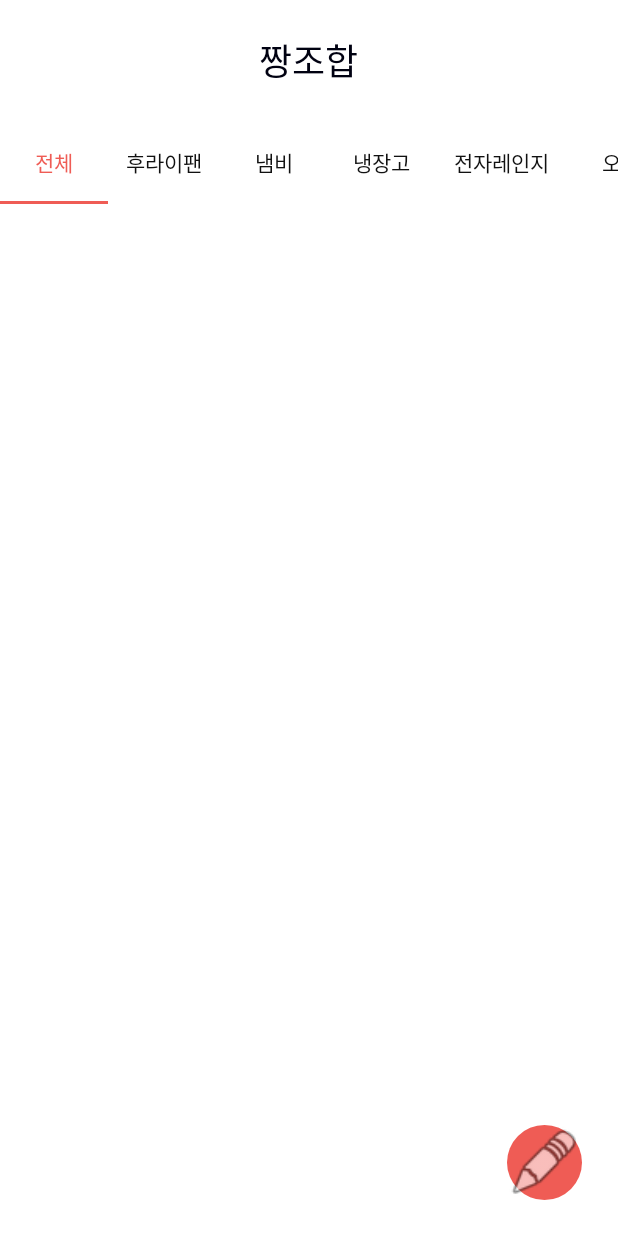
After one commit to KimDDoHyeon/JJangJoHap, an Android app: the Category_Layout screen opened directly, with no data from a screen before it, on a phone screen of 412 x 824 dp. The commit adds this screen. Run offline under Robolectric (Android 15) with nearby library versions, the phone set to English and light mode, and no system bars.

Commit message:
카테고리 레이아웃 기본 구성
- RecyclerView에 들어갈 것들은 주말에 작업 예정

```diff
--- a/app/src/main/AndroidManifest.xml
+++ b/app/src/main/AndroidManifest.xml
@@ -10,6 +10,9 @@
         android:supportsRtl="true"
         android:theme="@style/Theme.AppCompat.NoActionBar">
         <activity
+            android:name=".Category_Layout"
+            android:exported="false" />
+        <activity
             android:name=".MainActivity"
             android:exported="true">
             <intent-filter>
--- /dev/null
+++ b/app/src/main/java/com/example/jjangjohap/Category_Layout.java
@@ -0,0 +1,14 @@
+package com.example.jjangjohap;
+
+import androidx.appcompat.app.AppCompatActivity;
+
+import android.os.Bundle;
+
+public class Category_Layout extends AppCompatActivity {
+
+    @Override
+    protected void onCreate(Bundle savedInstanceState) {
+        super.onCreate(savedInstanceState);
+        setContentView(R.layout.activity_category_layout);
+    }
+}
--- /dev/null
+++ b/app/src/main/res/drawable/write_button.xml
@@ -0,0 +1,7 @@
+<?xml version="1.0" encoding="utf-8"?>
+<shape xmlns:android="http://schemas.android.com/apk/res/android" android:shape="rectangle">
+    <solid android:color="@color/main_color" />
+    <corners android:radius="1100dp" />
+    <size android:width="100dp" android:height="100dp"/>
+
+</shape>
--- /dev/null
+++ b/app/src/main/res/layout/activity_category_layout.xml
@@ -0,0 +1,109 @@
+<?xml version="1.0" encoding="utf-8"?>
+<LinearLayout xmlns:android="http://schemas.android.com/apk/res/android"
+    xmlns:app="http://schemas.android.com/apk/res-auto"
+    xmlns:tools="http://schemas.android.com/tools"
+    android:layout_width="match_parent"
+    android:layout_height="match_parent"
+    android:orientation="vertical"
+    android:background="#fff"
+    tools:context=".Category_Layout">
+
+    <FrameLayout
+        android:layout_width="match_parent"
+        android:layout_height="80dp">
+
+        <TextView
+            android:id="@+id/textView"
+            android:layout_width="wrap_content"
+            android:layout_height="wrap_content"
+            android:layout_gravity="center"
+            android:text="@string/MainTitle"
+            android:textColor="#000111"
+            android:textSize="24sp" />
+    </FrameLayout>
+
+    <com.google.android.material.tabs.TabLayout
+        android:layout_width="match_parent"
+        android:layout_height="56dp"
+        app:tabIndicatorColor="@color/main_color"
+        app:tabMode="scrollable"
+        app:tabSelectedTextColor="@color/main_color"
+        app:tabTextColor="#111111">
+
+        <com.google.android.material.tabs.TabItem
+            android:id="@+id/tabItem_all"
+            android:layout_width="wrap_content"
+            android:layout_height="wrap_content"
+            android:text="@string/all" />
+
+        <com.google.android.material.tabs.TabItem
+            android:id="@+id/tabItem_pan"
+            android:layout_width="wrap_content"
+            android:layout_height="wrap_content"
+            android:text="@string/pan" />
+
+        <com.google.android.material.tabs.TabItem
+            android:id="@+id/tabItem_naembi"
+            android:layout_width="wrap_content"
+            android:layout_height="wrap_content"
+            android:text="@string/naembi" />
+
+        <com.google.android.material.tabs.TabItem
+            android:id="@+id/tabItem_refri"
+            android:layout_width="wrap_content"
+            android:layout_height="wrap_content"
+            android:text="@string/refri" />
+
+        <com.google.android.material.tabs.TabItem
+            android:id="@+id/tabItem_micro"
+            android:layout_width="wrap_content"
+            android:layout_height="wrap_content"
+            android:text="@string/micro" />
+
+        <com.google.android.material.tabs.TabItem
+            android:id="@+id/tabItem_oven"
+            android:layout_width="wrap_content"
+            android:layout_height="wrap_content"
+            android:text="@string/oven" />
+
+        <com.google.android.material.tabs.TabItem
+            android:id="@+id/tabItem_airfryer"
+            android:layout_width="wrap_content"
+            android:layout_height="wrap_content"
+            android:text="@string/airfryer" />
+
+        <com.google.android.material.tabs.TabItem
+            android:id="@+id/tabItem_no"
+            android:layout_width="wrap_content"
+            android:layout_height="wrap_content"
+            android:text="@string/noMachine" />
+    </com.google.android.material.tabs.TabLayout>
+
+    <androidx.constraintlayout.widget.ConstraintLayout
+        android:layout_width="match_parent"
+        android:layout_height="match_parent">
+
+        <androidx.recyclerview.widget.RecyclerView
+            android:id="@+id/recyclerView"
+            android:layout_width="match_parent"
+            android:layout_height="match_parent"
+            app:layout_constraintBottom_toBottomOf="parent"
+            app:layout_constraintEnd_toEndOf="parent"
+            app:layout_constraintHorizontal_bias="0.0"
+            app:layout_constraintStart_toStartOf="parent"
+            app:layout_constraintTop_toTopOf="parent"
+            app:layout_constraintVertical_bias="0.0" />
+
+        <ImageView
+            android:id="@+id/imageView"
+            android:layout_width="50dp"
+            android:layout_height="50dp"
+            android:layout_marginEnd="24dp"
+            android:layout_marginBottom="24dp"
+            android:background="@drawable/write_button"
+            android:scaleType="fitCenter"
+            app:layout_constraintBottom_toBottomOf="parent"
+            app:layout_constraintEnd_toEndOf="parent"
+            app:srcCompat="@android:drawable/ic_menu_edit" />
+    </androidx.constraintlayout.widget.ConstraintLayout>
+</LinearLayout>
--- a/app/src/main/res/values/colors.xml
+++ b/app/src/main/res/values/colors.xml
@@ -7,4 +7,5 @@
     <color name="teal_700">#FF018786</color>
     <color name="black">#FF000000</color>
     <color name="white">#FFFFFFFF</color>
+    <color name="main_color">#ef5c55</color>
 </resources>
```
